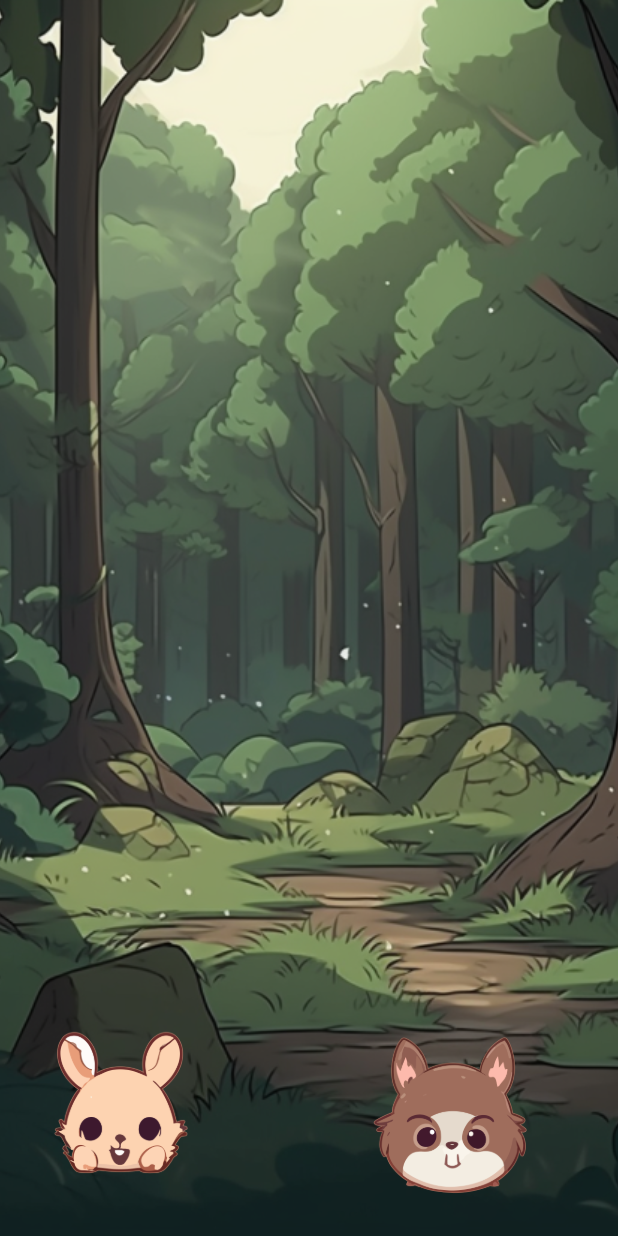
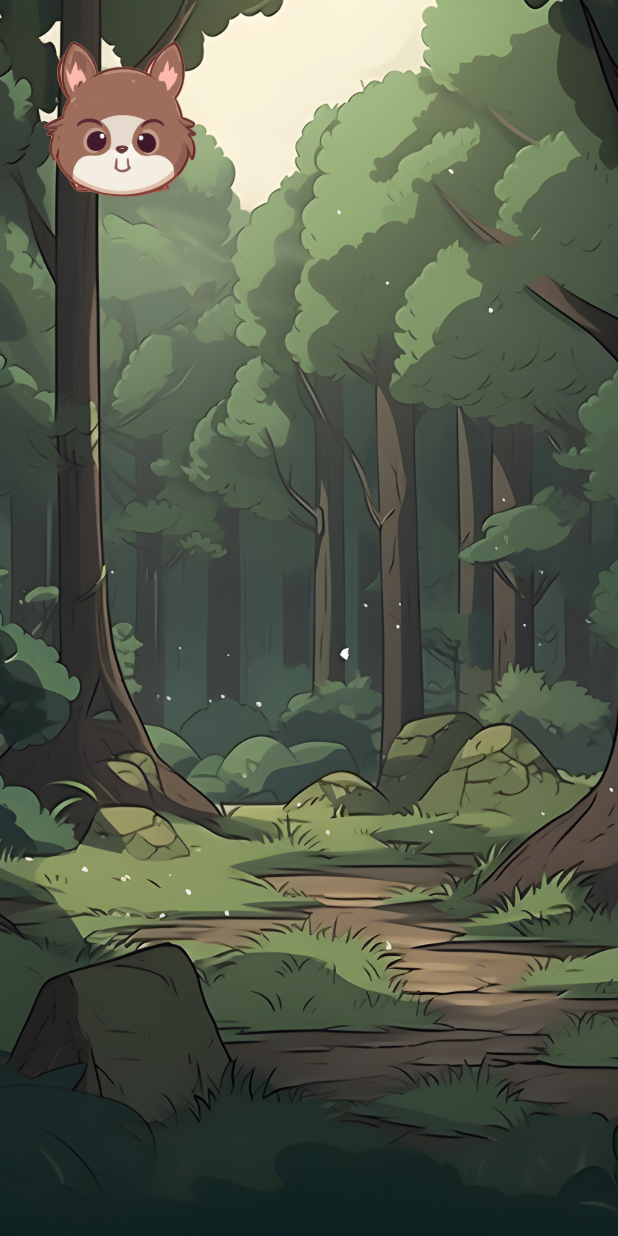
Before and after one commit to Greycastle/scrooches, a Flutter app: the screen it shows after launch, on a phone screen of 412 x 824 dp. Run offline on Flutter 3.47's test engine with Material 2 defaults, Android fonts, the phone set to English and light mode, and no system bars; drawn by our look-alikes of flutter_animate; our stand-ins replace just_audio.

Commit message:
Upscaled backgrounds and you can move thre animals around

```diff
--- a/lib/main.dart
+++ b/lib/main.dart
@@ -14,41 +14,59 @@ class MyApp extends StatelessWidget {
   // This widget is the root of your application.
   @override
   Widget build(BuildContext context) {
-    return Directionality(
-      textDirection: TextDirection.ltr,
-      child: OrientationBuilder(builder: (ctx, orientation) {
+    return MaterialApp(
+      debugShowCheckedModeBanner: false,
+      home: Scaffold(
+        body: OrientationBuilder(builder: (ctx, orientation) {
           final background = orientation == Orientation.portrait
-            ? 'assets/images/forest_profile.png'
-            : 'assets/images/forest_landscape.png';
+              ? 'assets/images/forest_profile.jpg'
+              : 'assets/images/forest_landscape.jpg';
 
           return Container(
+              height: double.infinity,
+              width: double.infinity,
               decoration: BoxDecoration(
                   image: DecorationImage(
                       image: AssetImage(background), fit: BoxFit.cover)),
-            child: Stack(children: const [
-              Scrooch('scrooch1', x: 20, y: 30),
-              Scrooch('scrooch2', x: 240, y: 20)
-            ]));
+              child: Stack(
+                  children: const [Scrooch('scrooch1'), Scrooch('scrooch2')]));
         }),
+      ),
     );
   }
 }
 
-class Scrooch extends StatelessWidget {
-  final double x;
-  final double y;
-  final String name;
+class DraggableScrooch extends StatelessWidget {
+  final Scrooch scrooch;
 
-  const Scrooch(this.name, {super.key, required this.x, required this.y});
+  const DraggableScrooch({super.key, required this.scrooch});
 
   @override
   Widget build(BuildContext context) {
-    return Positioned(
-        bottom: y,
-        left: x,
-        child: GestureDetector(
-            onTap: () {
+    return Draggable(
+      feedback: scrooch,
+      child: scrooch,
+    );
+  }
+}
+
+class Scrooch extends StatefulWidget {
+  final String name;
+
+  const Scrooch(this.name, {super.key});
+
+  @override
+  State<Scrooch> createState() => _ScroochState();
+}
+
+class _ScroochState extends State<Scrooch> {
+  double x = Random().nextInt(200).toDouble();
+  double y = Random().nextInt(200).toDouble();
   AudioPlayer player = AudioPlayer();
+  bool soundReady = false;
+
+  @override
+  void initState() {
     final sounds = [
       'village-dog-barking-sound.mp3',
       'cat-purr-sound.mp3',
@@ -57,17 +75,56 @@ class Scrooch extends StatelessWidget {
     sounds.shuffle();
     player
         .setAsset('assets/sounds/${sounds[0]}')
-                  .then((value) => player.play());
-            },
-            child: Image.asset('assets/images/$name.png',
-                    width: 120, height: 120)
-                .animate(
-                    onPlay: (controller) => controller.repeat(reverse: true))
+        .then((value) => soundReady = true)
+        .onError((error, stackTrace) {
+      debugPrint(error.toString() + stackTrace.toString());
+      return false;
+    });
+
+    super.initState();
+  }
+
+  @override
+  Widget build(BuildContext context) {
+    final scrooch =
+        Image.asset('assets/images/${widget.name}.png', width: 120, height: 120)
+            .animate(onPlay: (controller) => controller.repeat(reverse: true))
             .moveY(end: -20.0, duration: 1.seconds, curve: Curves.easeInOut)
             .scaleY(
                 begin: 0.95,
                 end: 1.0,
                 duration: 1.seconds,
-                    curve: Curves.easeInOut)));
+                curve: Curves.easeInOut);
+    return Positioned(
+        top: y,
+        left: x,
+        child: Draggable(
+          childWhenDragging: Container(),
+          feedback: scrooch,
+          onDragEnd: (details) => {
+            setState(() {
+              x = details.offset.dx;
+              y = details.offset.dy;
+            })
+          },
+          child: GestureDetector(
+              onTap: () async {
+                // this stops working after we've moved it
+                try {
+                  if (!soundReady) {
+                    debugPrint('sound not ready');
+                    return;
+                  }
+                  if (player.playing) {
+                    await player.stop();
+                  }
+
+                  await player.play();
+                } catch (error) {
+                  debugPrint(error.toString());
+                }
+              },
+              child: scrooch),
+        ));
   }
 }
```
Also changed, not shown: assets/images/forest_landscape.jpg (added), assets/images/forest_landscape.png (deleted), assets/images/forest_profile.jpg (added), assets/images/forest_profile.png (deleted). Lines whose indentation alone changed are shown as unchanged.
